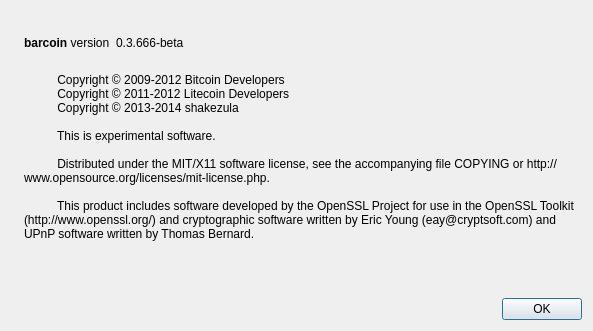
First picture: the form in src/qt/forms/aboutdialog.ui, repository kolopeda/beancoin, before the edit.
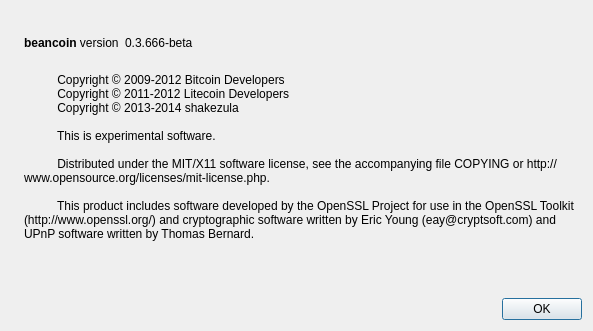
Second picture: the form after the edit. Icons and pictures are not drawn.

```diff
--- a/src/qt/forms/aboutdialog.ui
+++ b/src/qt/forms/aboutdialog.ui
@@ -50,7 +50,7 @@
           <cursorShape>IBeamCursor</cursorShape>
          </property>
          <property name="text">
-          <string>&lt;b&gt;barcoin&lt;/b&gt; version</string>
+          <string>&lt;b&gt;beancoin&lt;/b&gt; version</string>
          </property>
          <property name="textInteractionFlags">
           <set>Qt::LinksAccessibleByMouse|Qt::TextSelectableByKeyboard|Qt::TextSelectableByMouse</set>
```
Left out of the diff: 2 changed lines with no effect on the pictures.
